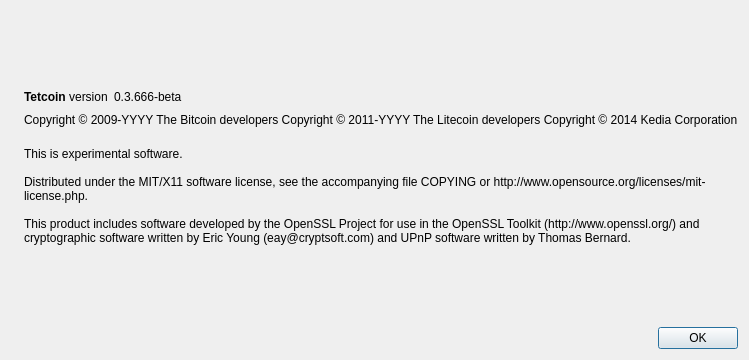
The window that tetcoind/src/qt/forms/aboutdialog.ui (tetcoin-legacy/tetcoin) describes before a commit, drawn with Qt 5.
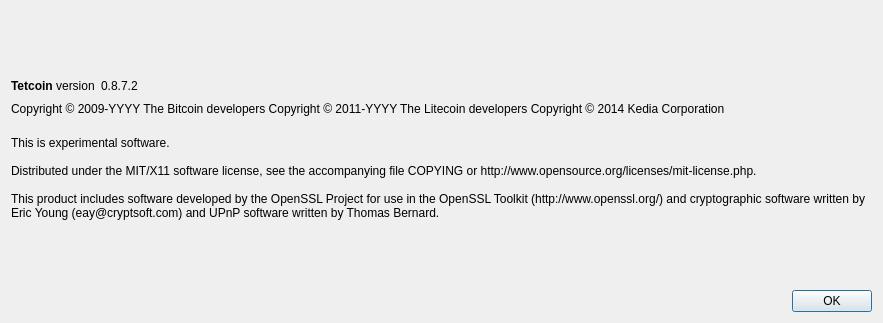
The same window after the commit. Icons and pictures are not drawn.

Diff of the .ui file:
```diff
--- a/tetcoind/src/qt/forms/aboutdialog.ui
+++ b/tetcoind/src/qt/forms/aboutdialog.ui
@@ -6,27 +6,14 @@
    <rect>
     <x>0</x>
     <y>0</y>
-    <width>593</width>
-    <height>360</height>
+    <width>883</width>
+    <height>323</height>
    </rect>
   </property>
   <property name="windowTitle">
    <string>About Tetcoin</string>
   </property>
   <layout class="QHBoxLayout" name="horizontalLayout_2">
-   <item>
-    <widget class="QLabel" name="label_4">
-     <property name="sizePolicy">
-      <sizepolicy hsizetype="Preferred" vsizetype="Ignored">
-       <horstretch>0</horstretch>
-       <verstretch>0</verstretch>
-      </sizepolicy>
-     </property>
-     <property name="pixmap">
-      <pixmap resource="../bitcoin.qrc">:/images/about</pixmap>
-     </property>
-    </widget>
-   </item>
    <item>
     <layout class="QVBoxLayout" name="verticalLayout_2">
      <item>
@@ -63,7 +50,7 @@
           <cursorShape>IBeamCursor</cursorShape>
          </property>
          <property name="text">
-          <string notr="true">0.3.666-beta</string>
+          <string notr="true">0.8.7.2</string>
          </property>
          <property name="textInteractionFlags">
           <set>Qt::LinksAccessibleByMouse|Qt::TextSelectableByKeyboard|Qt::TextSelectableByMouse</set>
```
Left out of the diff: 4 changed lines with no effect on the pictures.
